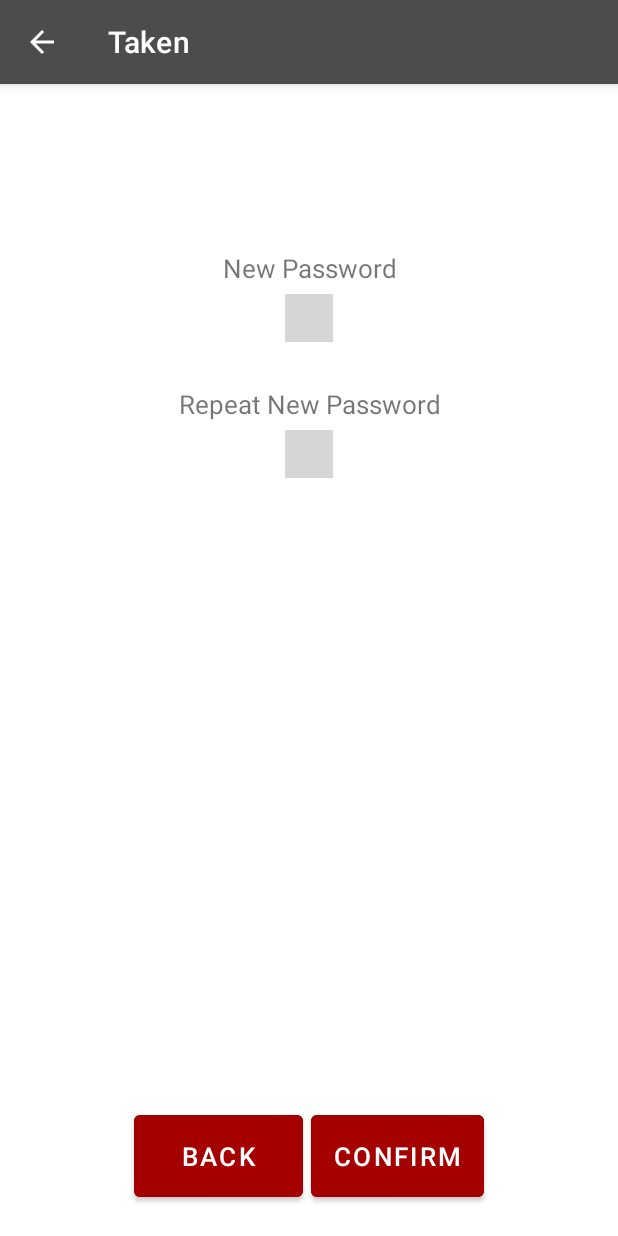
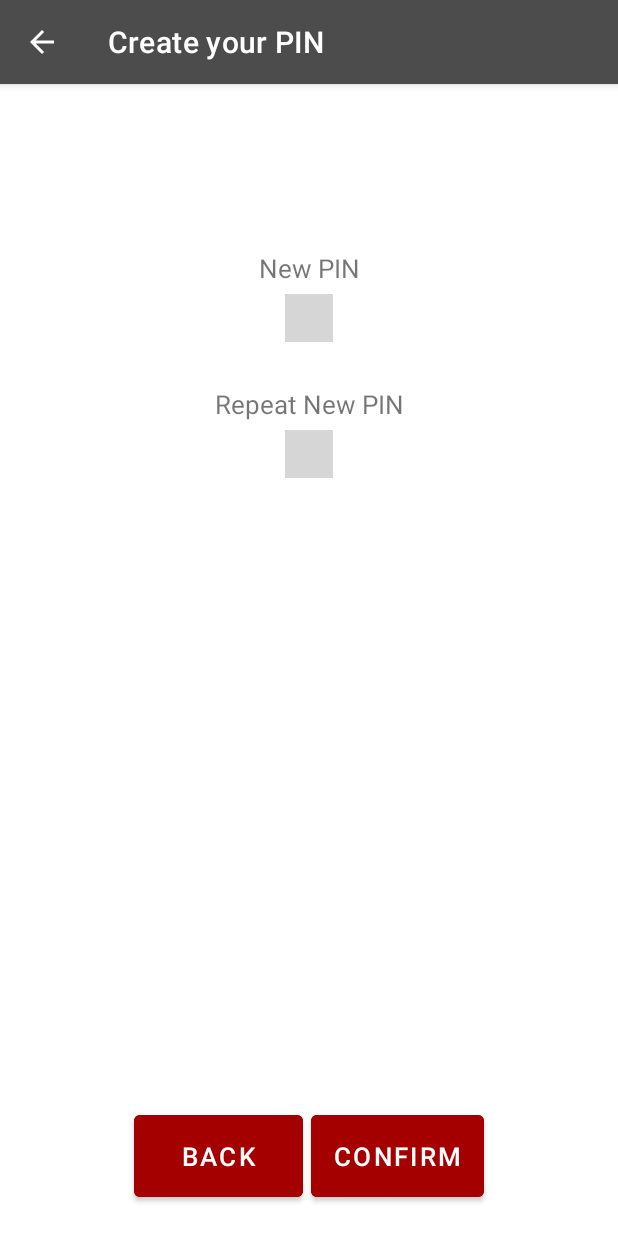
Before and after one commit to StanislavDanylenko/Taken, an Android app: the PinActivity screen opened directly, with no data from a screen before it, on a phone screen of 412 x 824 dp. Run offline under Robolectric (Android 15) with nearby library versions, the phone set to English and light mode, and no system bars; libraries missing offline, so code that uses them is left out: com.chaos.view; plain views replace PinView; 3 statements that could not run were skipped; grey boxes are pictures that could not be loaded.

Commit message:
Change some messages and add info message

```diff
--- a/app/src/main/java/stanislav/danylenko/taken/activity/PinActivity.java
+++ b/app/src/main/java/stanislav/danylenko/taken/activity/PinActivity.java
@@ -1,5 +1,6 @@
 package stanislav.danylenko.taken.activity;
 
+import androidx.appcompat.app.ActionBar;
 import androidx.appcompat.app.AppCompatActivity;
 
 import android.app.ActivityManager;
@@ -63,8 +64,23 @@ public class PinActivity extends AppCompatActivity {
     protected void onResume() {
         super.onResume();
 
+        setAppBarText("Update your PIN");
+        setMainPinViewText("New PIN");
+
         checkExistingPassword();
         checkServiceRunningPassword();
+    }
+
+    private void setAppBarText(String text) {
+        ActionBar actionBar = getSupportActionBar();
+        if (actionBar != null) {
+            actionBar.setTitle(text);
+        }
+    }
+
+    private void setMainPinViewText(String text) {
+        TextView view = findViewById(R.id.newPasswordText);
+        view.setText(text);
     }
 
     private void cleanErrors() {
@@ -167,6 +183,7 @@ public class PinActivity extends AppCompatActivity {
         if (isEmpty(existingPassword)) {
             this.newMode = true;
             hideOldPassword();
+            setAppBarText("Create your PIN");
         } else {
             this.newMode = false;
             showOldPassword();
@@ -180,6 +197,8 @@ public class PinActivity extends AppCompatActivity {
             hideOldPassword();
             backButton.setEnabled(false);
             newPasswordValidation.setText(R.string.enter_pin);
+            setAppBarText("Enter your PIN");
+            setMainPinViewText(EMPTY_STRING);
         } else {
             this.serviceRunning = false;
             backButton.setEnabled(true);
--- /dev/null
+++ b/app/src/main/res/drawable/ic_baseline_info_grey_24.xml
@@ -0,0 +1,5 @@
+<vector android:height="24dp" android:tint="@color/grey"
+    android:viewportHeight="24" android:viewportWidth="24"
+    android:width="24dp" xmlns:android="http://schemas.android.com/apk/res/android">
+    <path android:fillColor="@color/grey" android:pathData="M12,2C6.48,2 2,6.48 2,12s4.48,10 10,10 10,-4.48 10,-10S17.52,2 12,2zM13,17h-2v-6h2v6zM13,9h-2L11,7h2v2z"/>
+</vector>
--- a/app/src/main/res/values/strings.xml
+++ b/app/src/main/res/values/strings.xml
@@ -1,15 +1,15 @@
 <resources>
     <string name="app_name">Taken</string>
-    <string name="old_password">Old Password</string>
-    <string name="new_password">New Password</string>
-    <string name="new_password_repeat">Repeat New Password</string>
+    <string name="old_password">Old PIN</string>
+    <string name="new_password">New PIN</string>
+    <string name="new_password_repeat">Repeat New PIN</string>
     <string name="fill_in">Fill in</string>
     <string name="confirm">Confirm</string>
     <string name="set_value">Please set the value</string>
-    <string name="passwords_equals">Passwords should be the same</string>
+    <string name="passwords_equals">PINs should be the same</string>
     <string name="wrong_length">Please fill in 4 digits</string>
-    <string name="incorrect_existing">Incorrect existing password</string>
-    <string name="incorrect_password">Incorrect password</string>
+    <string name="incorrect_existing">Incorrect existing PIN</string>
+    <string name="incorrect_password">Incorrect PIN</string>
     <string name="start">start</string>
     <string name="enter_pin">Enter a PIN to stop tracking</string>
     <string name="instantly">Instantly</string>
@@ -18,4 +18,5 @@
     <string name="_20_seconds">20 seconds</string>
     <string name="_30_seconds">30 seconds</string>
     <string name="_60_seconds">60 seconds</string>
+    <string name="get_info">To get more details click on the next icon behind</string>
 </resources>
```
Also changed, not shown: app/src/main/java/stanislav/danylenko/taken/activity/MainActivity.java (+14 -0 lines), app/src/main/res/layout/activity_main.xml (+25 -16 lines).
